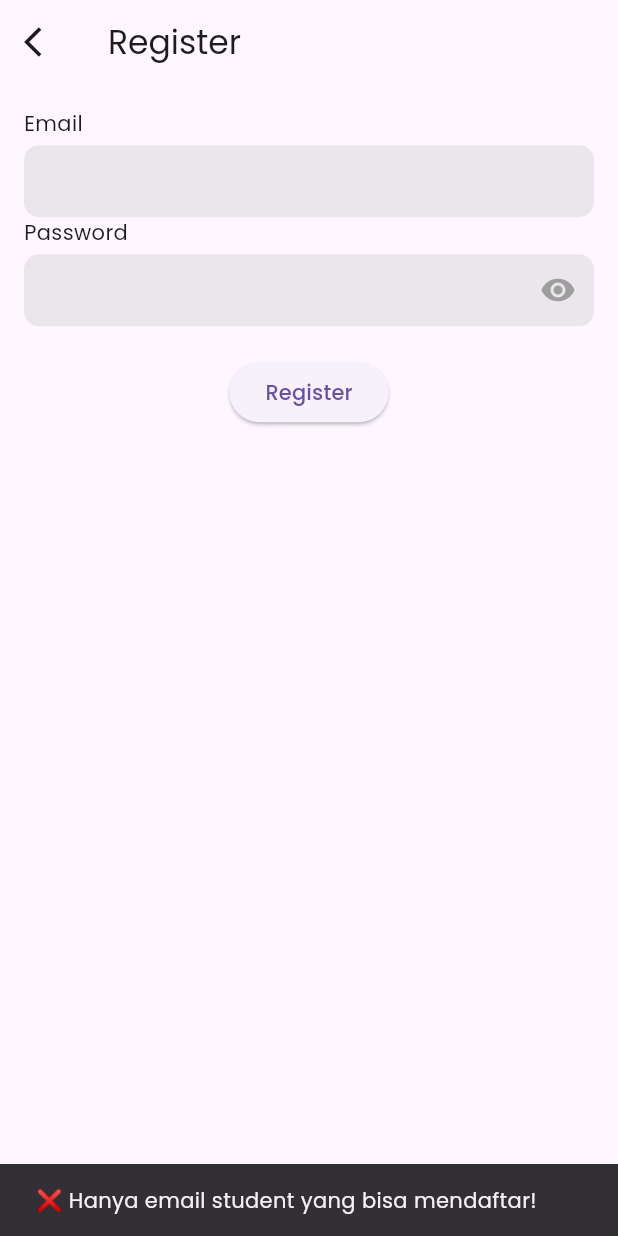
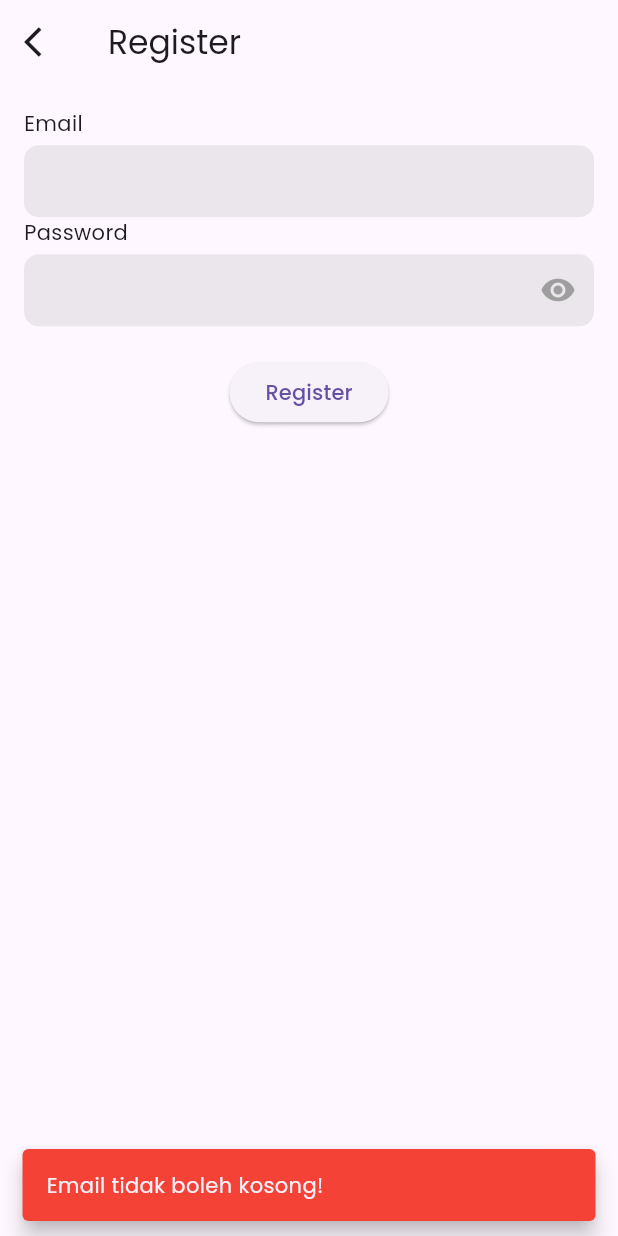
Before and after one commit to humamafif/survey-app-flutter, a Flutter app: the RegisterPage screen opened by its route, after a tap on "Register", on a phone screen of 412 x 824 dp. Run offline on Flutter 3.47's test engine with Material 3 defaults, Android fonts, the phone set to English and light mode, and no system bars; our stand-ins replace carousel_slider, dartz, equatable, firebase_auth, firebase_core, flutter_bloc and 4 more; accounts and stored records are empty.

Commit message:
:star: new/add validation for email & password - email & password empty - email student - minimum password length

```diff
--- a/lib/core/router/app_route.dart
+++ b/lib/core/router/app_route.dart
@@ -1,11 +1,11 @@
 import 'package:flutter/material.dart';
 import 'package:go_router/go_router.dart';
+import 'package:survey_app/features/auth/presentation/pages/login/login_page.dart';
 import 'package:survey_app/shared/pages/home/home_page.dart';
 import 'package:survey_app/shared/pages/profile/profile_page.dart';
 import 'package:survey_app/shared/pages/splash/splash_screen.dart';
 import 'package:survey_app/shared/widget/navigation.dart';
 import 'package:survey_app/core/router/app_route_enum.dart';
-import 'package:survey_app/features/auth/presentation/pages/login/login_page.dart';
 import 'package:survey_app/features/auth/presentation/pages/register/register_page.dart';
 import 'package:survey_app/features/survey/survey_page.dart';
 
@@ -45,6 +45,7 @@ class AppRouter {
   static GoRouter router = GoRouter(
     navigatorKey: _rootNavigatorKey,
     initialLocation: AppRouteEnum.splashScreen.path,
+    debugLogDiagnostics: true,
     routes: [
       /*
         example use of go_router:
--- a/lib/features/auth/data/repositories/auth_repository_impl.dart
+++ b/lib/features/auth/data/repositories/auth_repository_impl.dart
@@ -1,4 +1,6 @@
 import 'package:dartz/dartz.dart';
+import 'package:firebase_auth/firebase_auth.dart';
+import 'package:firebase_core/firebase_core.dart';
 import 'package:survey_app/core/error/failure.dart';
 import 'package:survey_app/features/auth/data/datasources/auth_remote_datasource.dart';
 import 'package:survey_app/features/auth/domain/entities/user_entity.dart';
@@ -17,8 +19,8 @@ class AuthRepositoryImpl implements AuthRepository {
     try {
       final user = await remoteDataSource.signIn(email, password);
       return Right(user);
-    } catch (e) {
-      return Left(AuthFailure("⚠️ Gagal SignIn"));
+    } on FirebaseAuthException catch (e) {
+      return Left(AuthFailure("⚠️ $e"));
     }
   }
 
--- a/lib/features/auth/presentation/bloc/auth_event.dart
+++ b/lib/features/auth/presentation/bloc/auth_event.dart
@@ -5,6 +5,7 @@ abstract class AuthEvent extends Equatable {
   List<Object> get props => [];
 }
 
+// ✅ Event Login
 class SignInEvent extends AuthEvent {
   final String email;
   final String password;
@@ -15,6 +16,7 @@ class SignInEvent extends AuthEvent {
   List<Object> get props => [email, password];
 }
 
+// ✅ Event Register
 class SignUpEvent extends AuthEvent {
   final String email;
   final String password;
@@ -25,6 +27,8 @@ class SignUpEvent extends AuthEvent {
   List<Object> get props => [email, password];
 }
 
+// ✅ Event Logout
 class SignOutEvent extends AuthEvent {}
 
+// ✅ Event Cek Autentikasi
 class CheckAuthEvent extends AuthEvent {}
--- a/lib/features/auth/presentation/bloc/auth_state.dart
+++ b/lib/features/auth/presentation/bloc/auth_state.dart
@@ -1,34 +1,45 @@
 import 'package:equatable/equatable.dart';
-import 'package:firebase_auth/firebase_auth.dart';
 import '../../domain/entities/user_entity.dart';
 
 abstract class AuthState extends Equatable {
   @override
-  List<Object> get props => [];
+  List<Object?> get props => [];
 }
 
+// ✅ State untuk Inisialisasi Aplikasi
 class AppStarted extends AuthState {}
 
+// ✅ State Default
 class AuthInitial extends AuthState {}
 
+// ✅ State Loading
 class AuthLoading extends AuthState {}
 
-class AuthSuccess extends AuthState {
+// ✅ State Sukses Login
+class LoginSuccess extends AuthState {
   final UserEntity user;
-  AuthSuccess(this.user);
+  LoginSuccess(this.user);
 
   @override
   List<Object> get props => [user];
 }
 
+// ✅ State Sukses Register
+class RegisterSuccess extends AuthState {}
+
+// ✅ State Authenticated (User Sudah Login)
 class Authenticated extends AuthState {
-  final User user;
+  final UserEntity user;
+  Authenticated({required this.user});
 
-  Authenticated({required this.user});
+  @override
+  List<Object> get props => [user];
 }
 
+// ✅ State Unauthenticated (User Belum Login)
 class Unauthenticated extends AuthState {}
 
+// ✅ State Gagal
 class AuthFailure extends AuthState {
   final String message;
   AuthFailure(this.message);
--- a/lib/features/auth/presentation/pages/register/register_page.dart
+++ b/lib/features/auth/presentation/pages/register/register_page.dart
@@ -1,10 +1,11 @@
-// lib/features/auth/presentation/pages/register_page.dart
 import 'package:flutter/material.dart';
 import 'package:flutter_bloc/flutter_bloc.dart';
 import 'package:go_router/go_router.dart';
 import 'package:survey_app/features/auth/presentation/bloc/auth_bloc.dart';
 import 'package:survey_app/features/auth/presentation/bloc/auth_event.dart';
 import 'package:survey_app/features/auth/presentation/bloc/auth_state.dart';
+import 'package:survey_app/shared/utils/password_check.dart';
+import 'package:survey_app/shared/utils/show_snackbar.dart';
 import 'package:survey_app/shared/utils/student_email_check.dart';
 import 'package:survey_app/shared/widget/custom_textfield.dart';
 
@@ -16,6 +17,7 @@ class RegisterPage extends StatelessWidget {
 
   @override
   Widget build(BuildContext context) {
+    print("📱 REGISTER PAGE");
     return Scaffold(
       appBar: AppBar(
         title: Text("Register"),
@@ -39,20 +41,35 @@ class RegisterPage extends StatelessWidget {
             ),
 
             SizedBox(height: 20),
-            Builder(
-              builder: (context) {
-                return BlocConsumer<AuthBloc, AuthState>(
+            BlocConsumer<AuthBloc, AuthState>(
               listener: (context, state) {
                 print("Listener: $state");
                 if (state is AuthFailure) {
-                      print("SHOW SNACKBAR!");
+                  print("STATE: $state");
+                  print("❌ Registrasi gagal: ${state.message}");
                   ScaffoldMessenger.of(context).clearSnackBars();
-                      ScaffoldMessenger.of(
+                  ScaffoldMessenger.of(context).showSnackBar(
+                    SnackBar(
+                      content: Text(state.message),
+                      backgroundColor: Colors.red,
+                    ),
+                  );
+                } else if (state is RegisterSuccess) {
+                  // Registrasi sukses, tampilkan snackbar & arahkan ke login
+                  print("STATE: $state");
+                  ScaffoldMessenger.of(context).clearSnackBars();
+                  showSnackbar(
                     context,
-                      ).showSnackBar(SnackBar(content: Text(state.message)));
-                    } else if (state is AuthSuccess) {
-                      // GoRouter.of(context).pop();
-                      context.goNamed("/login");
+                    "✅ Registrasi berhasil, silakan login!",
+                    Colors.blue,
+                  );
+                  // ScaffoldMessenger.of(context).showSnackBar(
+                  //   SnackBar(
+                  //     content: Text(),
+                  //     backgroundColor: Colors.blue,
+                  //   ),
+                  // );
+                  Future.microtask(() => context.go("/login"));
                 }
               },
               builder: (context, state) {
@@ -62,17 +79,21 @@ class RegisterPage extends StatelessWidget {
                 }
                 return ElevatedButton(
                   onPressed: () {
-                        debugEmailValidation(emailController.text);
+                    if (isStudentEmail(emailController.text, context) &&
+                        handlePassword(passwordController.text, context)) {
+                      print("✅ Email valid, lanjutkan pendaftaran...");
                       context.read<AuthBloc>().add(
                         SignUpEvent(
                           emailController.text,
                           passwordController.text,
                         ),
                       );
+                    } else {
+                      print("⚠️ Email tidak valid, hentikan pendaftaran...");
+                      return;
+                    }
                   },
                   child: Text("Register"),
-                    );
-                  },
                 );
               },
             ),
--- /dev/null
+++ b/lib/shared/utils/show_snackbar.dart
@@ -0,0 +1,12 @@
+import 'package:flutter/material.dart';
+
+void showSnackbar(BuildContext context, String message, Color color) {
+  ScaffoldMessenger.of(context).clearSnackBars();
+  ScaffoldMessenger.of(context).showSnackBar(
+    SnackBar(
+      content: Text(message),
+      backgroundColor: color,
+      behavior: SnackBarBehavior.floating,
+    ),
+  );
+}
--- a/lib/shared/utils/student_email_check.dart
+++ b/lib/shared/utils/student_email_check.dart
@@ -1,12 +1,45 @@
-bool isStudentEmail(String email) {
-  final regex = RegExp(r'^\d{15}@student\.uin-malang\.ac\.id$');
+import 'package:flutter/material.dart';
+import 'package:survey_app/shared/utils/show_snackbar.dart';
 
-  return regex.hasMatch(email);
+bool isStudentEmail(String email, BuildContext context) {
+  final regex = RegExp(r'^(\d{12})@student\.uin-malang\.ac\.id$');
+
+  // Hapus spasi yang tidak terlihat
+  email = email.trim();
+
+  if (email == "") {
+    showSnackbar(context, "Email tidak boleh kosong!", Colors.red);
+    return false;
+  }
+
+  // Cek apakah format email sesuai
+  if (!regex.hasMatch(email)) {
+    showSnackbar(context, "Gunakan email student UIN!", Colors.red);
+    return false;
+  }
+
+  // Ambil bagian NIM dari email
+  String nim = regex.firstMatch(email)!.group(1)!;
+
+  // Cek apakah panjang NIM 12 digit
+  if (nim.length != 12) {
+    showSnackbar(context, "Gunakan email student UIN!", Colors.red);
+    return false;
+  }
+
+  // Ambil kode prodi (index ke-2 sampai ke-7)
+  String kodeProdi = nim.substring(2, 8);
+
+  // Validasi apakah kode prodi adalah "060511"
+  if (kodeProdi != "060511") {
+    showSnackbar(
+      context,
+      "Hanya prodi Teknik Informatika yang bisa mendaftar!",
+      Colors.red,
+    );
+    return false;
+  }
+
+  print("✅ Email valid dan boleh mendaftar!");
+  return true;
 }
-
-void debugEmailValidation(String email) {
-  final regex = RegExp(r'^\d{15}@student\.uin-malang\.ac\.id$');
-  print("Email: '$email'"); // Perhatikan apakah ada spasi tambahan
-  print("Email Length: ${email.length}"); // Cek panjang email
-  print("Matches Regex: ${regex.hasMatch(email)}");
-}
```
Also changed, not shown: lib/features/auth/presentation/bloc/auth_bloc.dart (+19 -26 lines), lib/features/auth/presentation/pages/login/login_page.dart (+24 -6 lines), lib/main.dart (+2 -6 lines), lib/shared/pages/home/home_page.dart (+17 -2 lines), lib/shared/pages/profile/profile_page.dart (+29 -5 lines), lib/shared/pages/splash/splash_screen.dart (+27 -11 lines), lib/shared/utils/password_check.dart (added, +16 -0 lines). Lines whose indentation alone changed are shown as unchanged.
